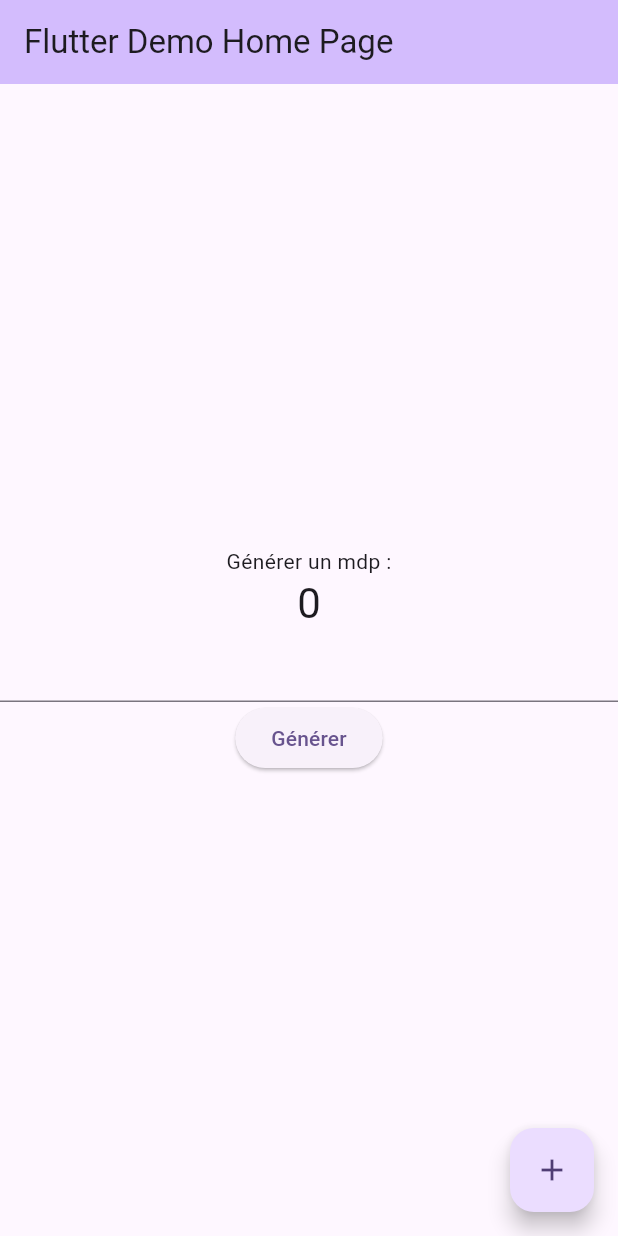
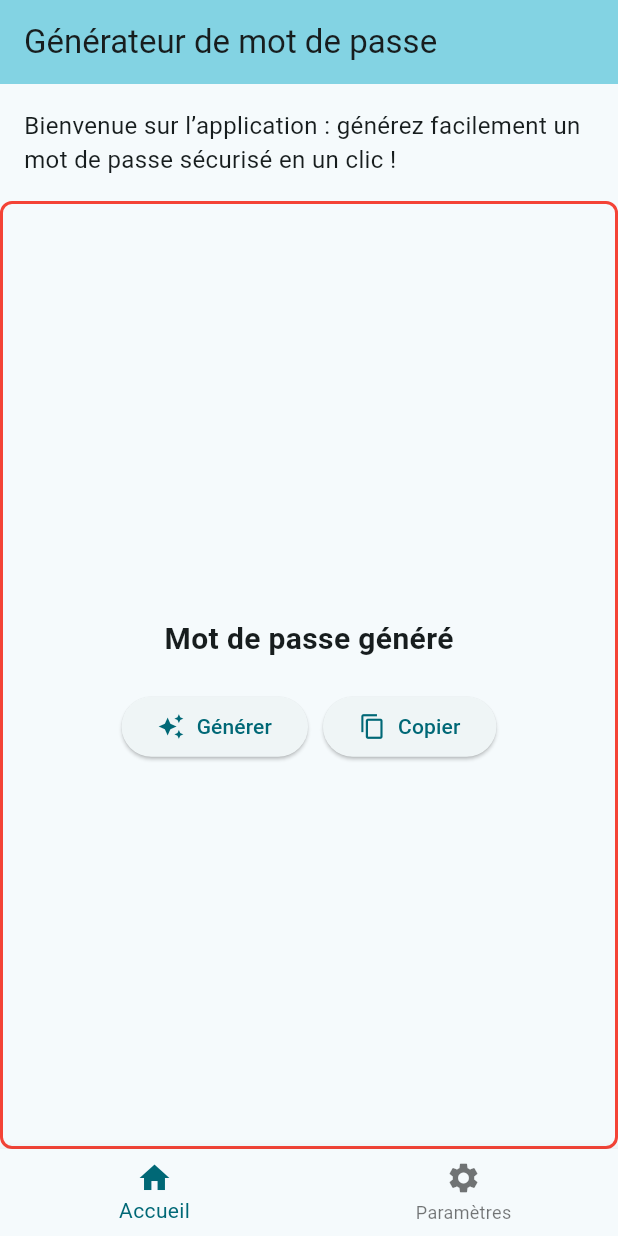
Before and after one commit to lowan-qrt/Mdp-generator-flutter, a Flutter app: the screen it shows after launch, on a phone screen of 412 x 824 dp. Run offline on Flutter 3.47's test engine with Material 3 defaults, Android fonts, the phone set to English and light mode, and no system bars.

Commit message:
add first layout draft

```diff
--- a/lib/main.dart
+++ b/lib/main.dart
@@ -7,112 +7,108 @@ void main() {
 class MyApp extends StatelessWidget {
   const MyApp({super.key});
 
-  // This widget is the root of your application.
   @override
   Widget build(BuildContext context) {
     return MaterialApp(
-      title: 'Flutter Demo',
+      title: 'Générateur de mot de passe',
       theme: ThemeData(
-        colorScheme: .fromSeed(seedColor: Colors.deepPurple),
+        colorScheme: ColorScheme.fromSeed(seedColor: Colors.cyan),
       ),
-      home: const MyHomePage(title: 'Flutter Demo Home Page'),
+      home: const MyHomePage(title: 'Générateur de mot de passe'),
     );
   }
 }
 
-class MyHomePage extends StatefulWidget {
+class MyHomePage extends StatelessWidget {
   const MyHomePage({super.key, required this.title});
-
-  // This widget is the home page of your application. It is stateful, meaning
-  // that it has a State object (defined below) that contains fields that affect
-  // how it looks.
-
-  // This class is the configuration for the state. It holds the values (in this
-  // case the title) provided by the parent (in this case the App widget) and
-  // used by the build method of the State. Fields in a Widget subclass are
-  // always marked "final".
 
   final String title;
 
   @override
-  State<MyHomePage> createState() => _MyHomePageState();
-
-}
-
-class _MyHomePageState extends State<MyHomePage> {
-  int _counter = 0;
-
-  void _incrementCounter() {
-    setState(() {
-      // This call to setState tells the Flutter framework that something has
-      // changed in this State, which causes it to rerun the build method below
-      // so that the display can reflect the updated values. If we changed
-      // _counter without calling setState(), then the build method would not be
-      // called again, and so nothing would appear to happen.
-      _counter++;
-    });
-  }
-
-  @override
   Widget build(BuildContext context) {
-    // This method is rerun every time setState is called, for instance as done
-    // by the _incrementCounter method above.
-    //
-    // The Flutter framework has been optimized to make rerunning build methods
-    // fast, so that you can just rebuild anything that needs updating rather
-    // than having to individually change instances of widgets.
     return Scaffold(
       appBar: AppBar(
-        // TRY THIS: Try changing the color here to a specific color (to
-        // Colors.amber, perhaps?) and trigger a hot reload to see the AppBar
-        // change color while the other colors stay the same.
         backgroundColor: Theme.of(context).colorScheme.inversePrimary,
-        // Here we take the value from the MyHomePage object that was created by
-        // the App.build method, and use it to set our appbar title.
-        title: Text(widget.title),
+        title: Text(title),
       ),
       body: Center(
-        // Center is a layout widget. It takes a single child and positions it
-        // in the middle of the parent.
         child: Column(
-          // Column is also a layout widget. It takes a list of children and
-          // arranges them vertically. By default, it sizes itself to fit its
-          // children horizontally, and tries to be as tall as its parent.
-          //
-          // Column has various properties to control how it sizes itself and
-          // how it positions its children. Here we use mainAxisAlignment to
-          // center the children vertically; the main axis here is the vertical
-          // axis because Columns are vertical (the cross axis would be
-          // horizontal).
-          //
-          // TRY THIS: Invoke "debug painting" (choose the "Toggle Debug Paint"
-          // action in the IDE, or press "p" in the console), to see the
-          // wireframe for each widget.
-          mainAxisAlignment: .center,
+          crossAxisAlignment: CrossAxisAlignment.start,
           children: [
-            const Text('Générer un mdp :'),
-            Text(
-              '$_counter',
-              style: Theme.of(context).textTheme.headlineMedium,
+            Padding(
+              padding: const EdgeInsets.all(16),
+              child: const Text(
+                'Bienvenue sur l’application : générez facilement un mot de passe sécurisé en un clic !',
+                style: TextStyle(fontSize: 16),
+              ),
             ),
-            TextField(
-                 onChanged: (String val) {
-                   debugPrint("TextField value: $val");
-                 },
-            ),
-            ElevatedButton(
-              onPressed: () {
-                print("azAZ".codeUnits);
-              },
-              child: const Text('Générer'),
+            Expanded(
+              child: Container(
+                decoration: BoxDecoration(
+                  border: Border.all(color: Colors.red, width: 2),
+                  borderRadius: BorderRadius.circular(8),
+                ),
+                child: Column(
+                  mainAxisAlignment: MainAxisAlignment.center,
+                  children: [
+                    Row(
+                      mainAxisAlignment: MainAxisAlignment.center,
+                      children: [
+                        Padding(
+                          padding: const EdgeInsets.symmetric(vertical: 20.0),
+                          child: Text(
+                            "Mot de passe généré",
+                            style: const TextStyle(
+                              fontWeight: FontWeight.bold,
+                              fontSize: 20,
+                            ),
+                          ),
+                        ),
+                      ],
+                    ),
+                    Row(
+                      mainAxisAlignment: MainAxisAlignment.center,
+                      spacing: 10,
+                      children: [
+                        ElevatedButton(
+                          onPressed: () {
+                            print("azAZ".codeUnits);
+                          },
+                          child: Row(
+                            children: const [
+                              Icon(Icons.auto_awesome),
+                              SizedBox(width: 8),
+                              Text('Générer'),
+                            ],
+                          ),
+                        ),
+                        ElevatedButton(
+                          onPressed: () {},
+                          child: Row(
+                            children: const [
+                              Icon(Icons.copy),
+                              SizedBox(width: 8),
+                              Text('Copier'),
+                            ],
+                          ),
+                        ),
+                      ],
+                    ),
+                  ],
+                ),
+              ),
             ),
           ],
         ),
       ),
-      floatingActionButton: FloatingActionButton(
-        onPressed: _incrementCounter,
-        tooltip: 'Increment',
-        child: const Icon(Icons.add),
+      bottomNavigationBar: BottomNavigationBar(
+        items: [
+          BottomNavigationBarItem(icon: Icon(Icons.home), label: 'Accueil'),
+          BottomNavigationBarItem(
+            icon: Icon(Icons.settings),
+            label: 'Paramètres',
+          ),
+        ],
       ),
     );
   }
```
